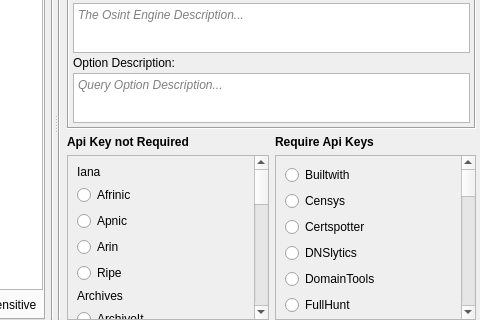
This is gui/src/engines/raw/Raw.ui in 3nock/OTE as Qt 5 draws it before an edit; both pictures show x 454 to 934 and y 158 to 478 of the 934 by 478 pixel window. The edited form follows.
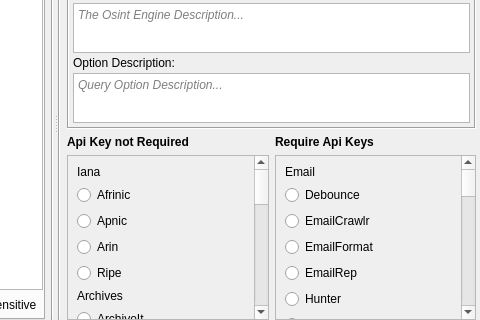
This is the edited form.

Commit message: refactoring email osint modules

What changed in the file:
```diff
--- a/gui/src/engines/raw/Raw.ui
+++ b/gui/src/engines/raw/Raw.ui
@@ -923,12 +923,68 @@
                 <property name="geometry">
                  <rect>
                   <x>0</x>
-                  <y>0</y>
+                  <y>-30</y>
                   <width>169</width>
-                  <height>1024</height>
+                  <height>1154</height>
                  </rect>
                 </property>
                 <layout class="QVBoxLayout" name="verticalLayout_6">
+                 <item>
+                  <widget class="QLabel" name="label_14">
+                   <property name="text">
+                    <string>Email</string>
+                   </property>
+                  </widget>
+                 </item>
+                 <item>
+                  <widget class="QRadioButton" name="moduleDebounce">
+                   <property name="text">
+                    <string>Debounce</string>
+                   </property>
+                  </widget>
+                 </item>
+                 <item>
+                  <widget class="QRadioButton" name="moduleEmailCrawlr">
+                   <property name="text">
+                    <string>EmailCrawlr</string>
+                   </property>
+                  </widget>
+                 </item>
+                 <item>
+                  <widget class="QRadioButton" name="moduleEmailFormat">
+                   <property name="text">
+                    <string>EmailFormat</string>
+                   </property>
+                  </widget>
+                 </item>
+                 <item>
+                  <widget class="QRadioButton" name="moduleEmailRep">
+                   <property name="text">
+                    <string>EmailRep</string>
+                   </property>
+                  </widget>
+                 </item>
+                 <item>
+                  <widget class="QRadioButton" name="moduleHunter">
+                   <property name="text">
+                    <string>Hunter</string>
+                   </property>
+                  </widget>
+                 </item>
+                 <item>
+                  <widget class="QRadioButton" name="moduleSnov">
+                   <property name="text">
+                    <string>Snov</string>
+                   </property>
+                  </widget>
+                 </item>
+                 <item>
+                  <widget class="QLabel" name="label_15">
+                   <property name="text">
+                    <string>APIs</string>
+                   </property>
+                  </widget>
+                 </item>
                  <item>
                   <widget class="QRadioButton" name="moduleBuiltWith">
                    <property name="text">
```
Left out of the diff: 46 changed lines with no effect on the pictures. The commit also changes 21 other files.
